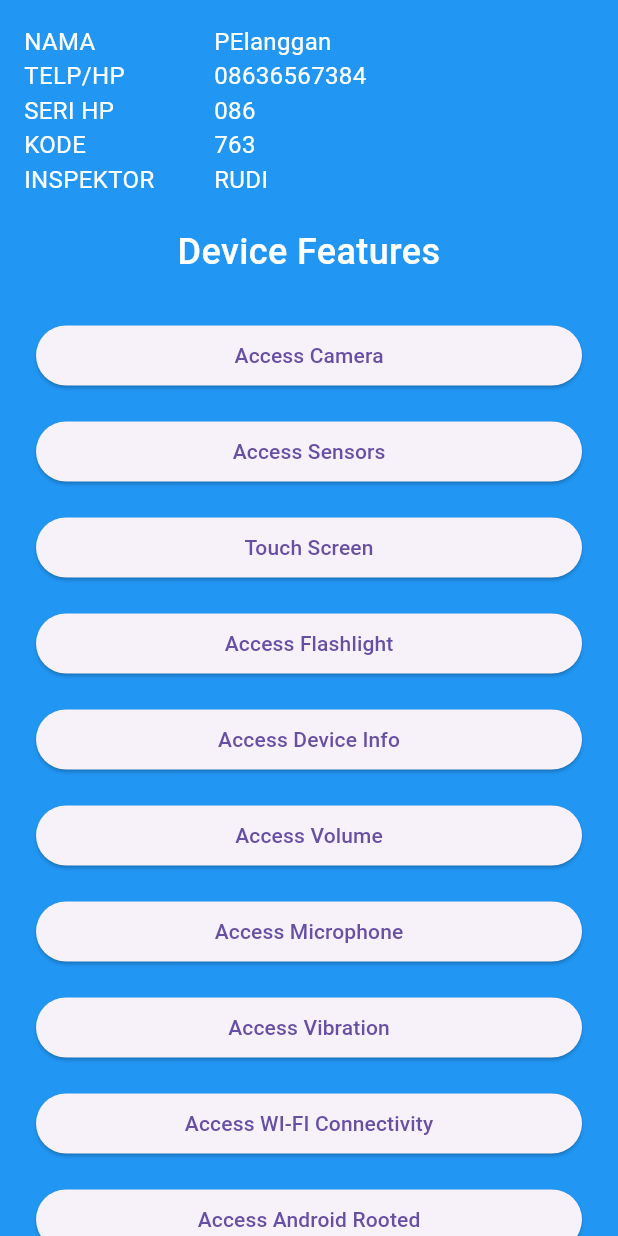
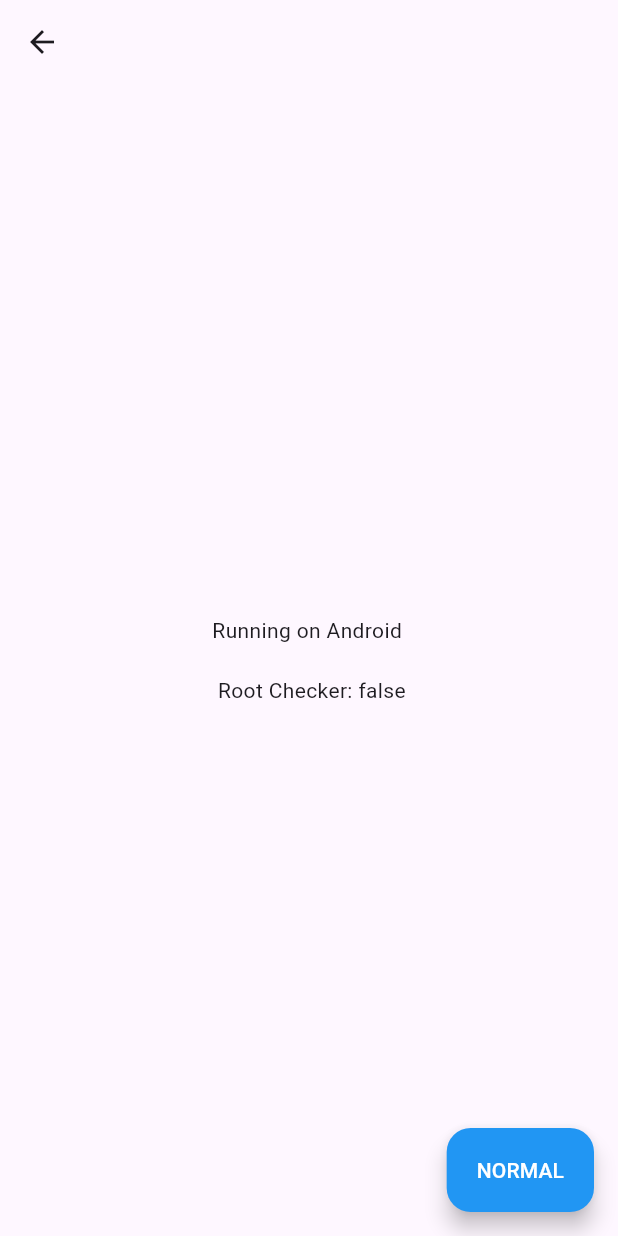
Before and after one commit to amiqyolo/gitss, a Flutter app: the MenusInspectionView screen opened by its route, after a tap on "Access Android Rooted", on a phone screen of 412 x 824 dp. Run offline on Flutter 3.47's test engine with Material 3 defaults, Android fonts, the phone set to English and light mode, and no system bars; our stand-ins replace audioplayers, camera, connectivity_plus, flutter_svg, get, permission_handler and 1 more; missing offline and left inert: flutter_sound, torch_light, volume_controller.

Commit message:
create & implement check root feature

```diff
--- a/lib/app/modules/menus_inspection/views/menus_inspection_view.dart
+++ b/lib/app/modules/menus_inspection/views/menus_inspection_view.dart
@@ -197,7 +197,7 @@ class MenusInspectionView extends GetView<MenusInspectionController> {
                     ),
                     FeatureButton(
                       label: 'Access Android Rooted',
-                      onTap: () => Get.to(() => const MenusInspectionView()),
+                      onTap: () => Get.toNamed(Routes.ROOTED_FEATURE),
                     ),
                     FeatureButton(
                       label: 'Access Sim Card',
--- /dev/null
+++ b/lib/app/modules/rooted_feature/bindings/rooted_feature_binding.dart
@@ -0,0 +1,12 @@
+import 'package:get/get.dart';
+
+import '../controllers/rooted_feature_controller.dart';
+
+class RootedFeatureBinding extends Bindings {
+  @override
+  void dependencies() {
+    Get.lazyPut<RootedFeatureController>(
+      () => RootedFeatureController(),
+    );
+  }
+}
--- /dev/null
+++ b/lib/app/modules/rooted_feature/controllers/rooted_feature_controller.dart
@@ -0,0 +1,47 @@
+import 'dart:io';
+
+import 'package:flutter/services.dart';
+import 'package:get/get.dart';
+
+class RootedFeatureController extends GetxController {
+  static const platform = MethodChannel('com.shiffumediatek.gitss/main');
+
+  //Initial Android root checker in set false value
+  final RxBool _rootedCheck = false.obs;
+
+  RxBool get rootedCheck => _rootedCheck;
+
+  /// Memuat data sensor dari kelas SensorChecker
+  Future<void> _checkRoot() async {
+    bool rootedCheck;
+    try {
+      rootedCheck = await platform.invokeMethod<bool>('root_checker') as bool;
+      print(
+          "Android device is rooted: $rootedCheck"); // Tambahkan log untuk memeriksa data yang diterima
+    } on PlatformException catch (e) {
+      print('Error fetching sensor data: ${e.message}');
+      rootedCheck = false;
+    }
+    // Mengonversi result ke Map<String, dynamic> agar bisa diakses dengan benar
+    _rootedCheck.value = rootedCheck;
+  }
+
+  @override
+  void onInit() {
+    super.onInit();
+
+    if (Platform.isAndroid) {
+      _checkRoot();
+    }
+  }
+
+  @override
+  void onReady() {
+    super.onReady();
+  }
+
+  @override
+  void onClose() {
+    super.onClose();
+  }
+}
--- /dev/null
+++ b/lib/app/modules/rooted_feature/views/rooted_feature_view.dart
@@ -0,0 +1,37 @@
+import 'dart:io';
+
+import 'package:flutter/material.dart';
+import 'package:get/get.dart';
+
+import '../controllers/rooted_feature_controller.dart';
+
+class RootedFeatureView extends GetView<RootedFeatureController> {
+  const RootedFeatureView({super.key});
+
+  @override
+  Widget build(BuildContext context) {
+    return Scaffold(
+      appBar: AppBar(),
+      body: Center(
+          child: Platform.isAndroid
+              ? Text(
+                  'Running on Android\n\n Root Checker: ${controller.rootedCheck.value}')
+              : const Text('Running on iOS')),
+      floatingActionButton: FloatingActionButton.extended(
+        backgroundColor: Colors.blue,
+        onPressed: () {
+          controller.rootedCheck.value ? 'TIDAK NORMAL' : 'NORMAL';
+          Get.back();
+        },
+        label: Obx(
+          () => Text(
+            controller.rootedCheck.value ? 'TIDAK NORMAL' : 'NORMAL',
+            style: const TextStyle(
+              color: Colors.white,
+            ),
+          ),
+        ),
+      ),
+    );
+  }
+}
--- a/lib/app/routes/app_routes.dart
+++ b/lib/app/routes/app_routes.dart
@@ -25,6 +25,7 @@ abstract class Routes {
   static const MICROPHONE_FEATURE = _Paths.MICROPHONE_FEATURE;
   static const VIBRATION_FEATURE = _Paths.VIBRATION_FEATURE;
   static const WIFI_CONNCETION_FEATURE = _Paths.WIFI_CONNCETION_FEATURE;
+  static const ROOTED_FEATURE = _Paths.ROOTED_FEATURE;
 }
 
 abstract class _Paths {
@@ -51,4 +52,5 @@ abstract class _Paths {
   static const MICROPHONE_FEATURE = '/microphone-feature';
   static const VIBRATION_FEATURE = '/vibration-feature';
   static const WIFI_CONNCETION_FEATURE = '/wifi-conncetion-feature';
+  static const ROOTED_FEATURE = '/rooted-feature';
 }
```
Also changed, not shown: lib/app/routes/app_pages.dart (+7 -0 lines), 1 other file.
